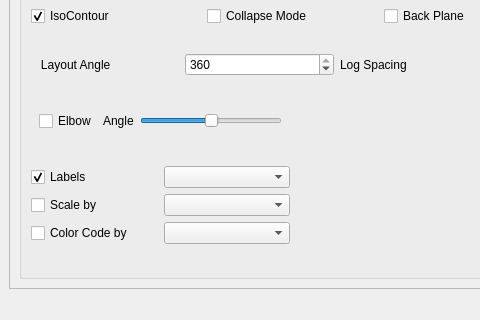
The window that CellLineage.ui (gofigure2/CellLineageViewer) describes before a commit, drawn with Qt 5; both pictures show x 0 to 480 and y 400 to 720 of the 791 by 720 pixel window.
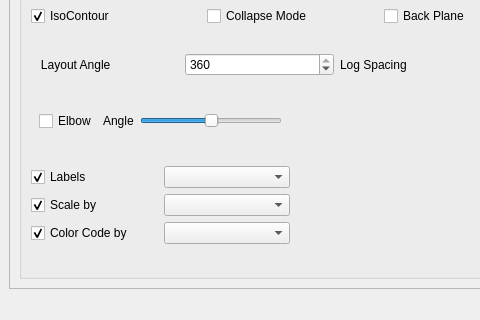
The same window after the commit. Icons and pictures are not drawn. Custom widgets are drawn as their Qt base class.

Commit message: ENH: more bugs but code cleaner-needs proper solutions

What changed in the file:
```diff
--- a/CellLineage.ui
+++ b/CellLineage.ui
@@ -302,6 +302,9 @@
                    <property name="text">
                     <string>Scale by</string>
                    </property>
+                   <property name="checked">
+                    <bool>true</bool>
+                   </property>
                   </widget>
                  </item>
                  <item row="1" column="1">
@@ -319,6 +322,9 @@
                    <property name="text">
                     <string>Color Code by</string>
                    </property>
+                   <property name="checked">
+                    <bool>true</bool>
+                   </property>
                   </widget>
                  </item>
                  <item row="2" column="1">
```
The commit also changes 2 other files.
